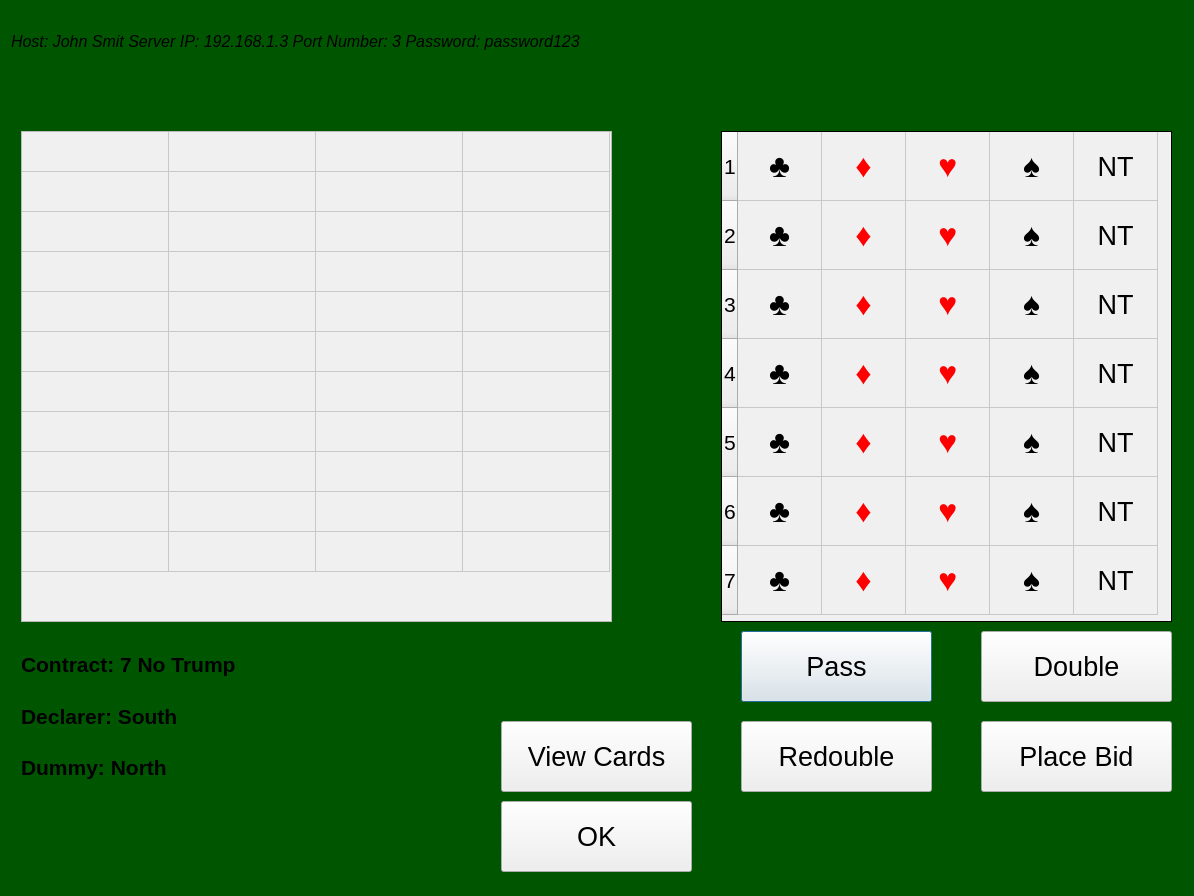
This is Qt_Project/gamescreen.ui in Paulkie99/RubberContractBridge as Qt 5 draws it before an edit. The edited form follows.
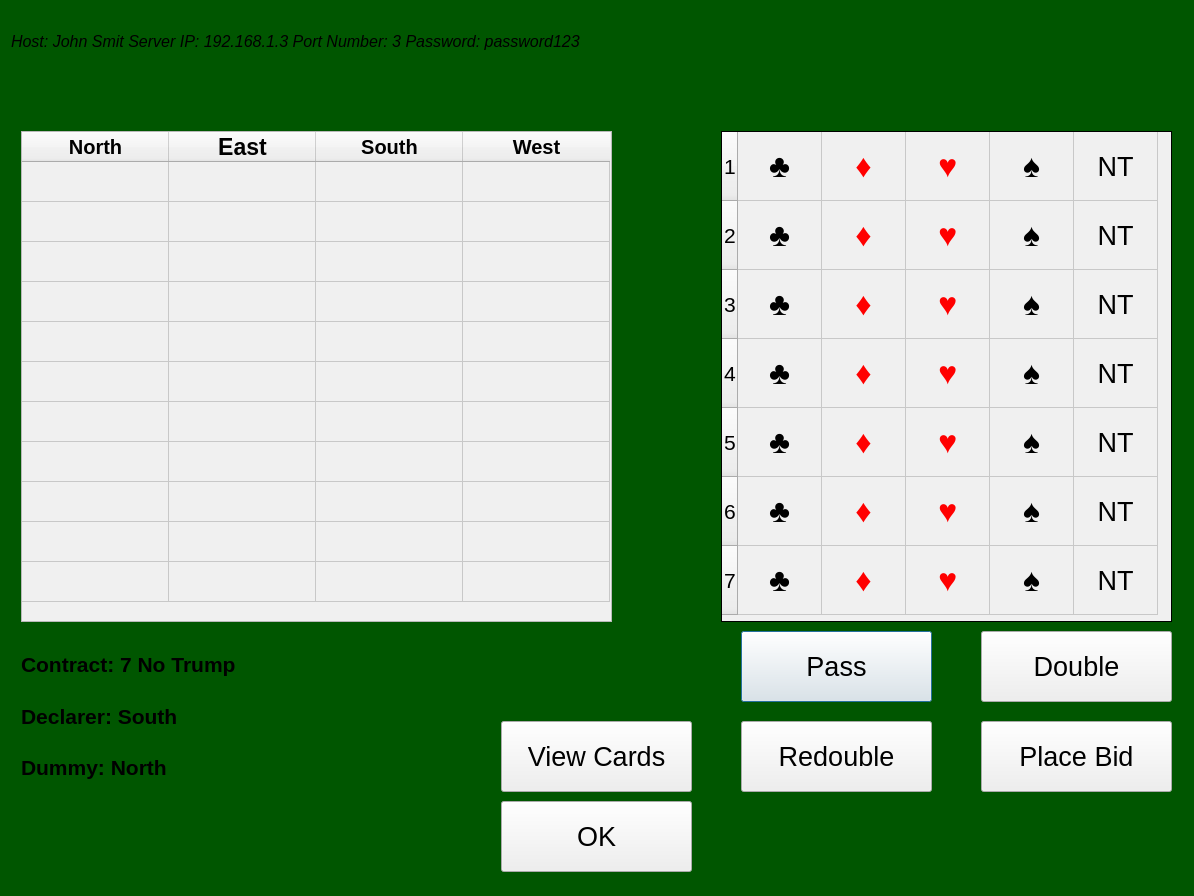
This is the edited form. The open tabs and pages were chosen to show the change.

Diff of the .ui file:
```diff
--- a/Qt_Project/gamescreen.ui
+++ b/Qt_Project/gamescreen.ui
@@ -1075,7 +1075,7 @@
         <number>4</number>
        </property>
        <attribute name="horizontalHeaderVisible">
-        <bool>false</bool>
+        <bool>true</bool>
        </attribute>
        <attribute name="horizontalHeaderDefaultSectionSize">
         <number>147</number>
```
Left out of the diff: 2 changed lines with no effect on the pictures.
